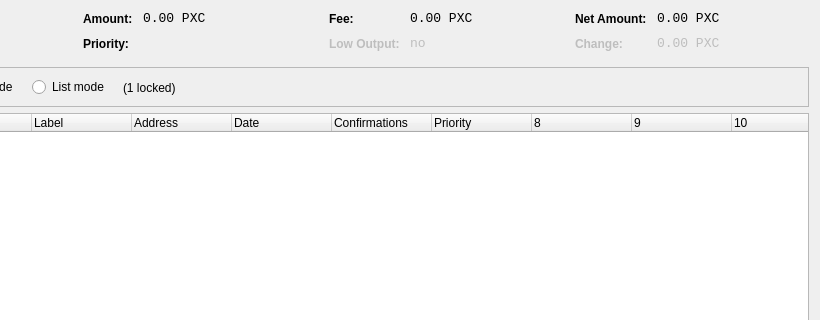
The window that src/qt/forms/coincontroldialog.ui (msgpo/Rodentcoin) describes before a commit, drawn with Qt 5; both pictures show x 180 to 1000 and y 0 to 320 of the 1000 by 500 pixel window.
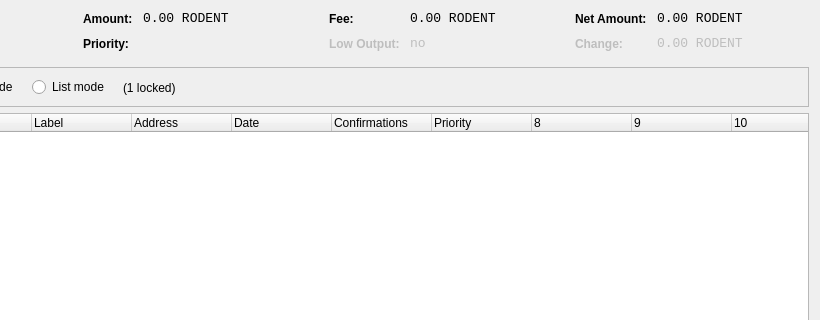
The same window after the commit. Custom widgets are drawn as their Qt base class.

Diff of the .ui file:
```diff
--- a/src/qt/forms/coincontroldialog.ui
+++ b/src/qt/forms/coincontroldialog.ui
@@ -141,7 +141,7 @@
           <enum>Qt::ActionsContextMenu</enum>
          </property>
          <property name="text">
-          <string notr="true">0.00 PXC</string>
+          <string notr="true">0.00 RODENT</string>
          </property>
          <property name="textInteractionFlags">
           <set>Qt::LinksAccessibleByMouse|Qt::TextSelectableByKeyboard|Qt::TextSelectableByMouse</set>
@@ -221,7 +221,7 @@
           <enum>Qt::ActionsContextMenu</enum>
          </property>
          <property name="text">
-          <string notr="true">0.00 PXC</string>
+          <string notr="true">0.00 RODENT</string>
          </property>
          <property name="textInteractionFlags">
           <set>Qt::LinksAccessibleByMouse|Qt::TextSelectableByKeyboard|Qt::TextSelectableByMouse</set>
@@ -307,7 +307,7 @@
           <enum>Qt::ActionsContextMenu</enum>
          </property>
          <property name="text">
-          <string notr="true">0.00 PXC</string>
+          <string notr="true">0.00 RODENT</string>
          </property>
          <property name="textInteractionFlags">
           <set>Qt::LinksAccessibleByMouse|Qt::TextSelectableByKeyboard|Qt::TextSelectableByMouse</set>
@@ -345,7 +345,7 @@
           <enum>Qt::ActionsContextMenu</enum>
          </property>
          <property name="text">
-          <string notr="true">0.00 PXC</string>
+          <string notr="true">0.00 RODENT</string>
          </property>
          <property name="textInteractionFlags">
           <set>Qt::LinksAccessibleByMouse|Qt::TextSelectableByKeyboard|Qt::TextSelectableByMouse</set>
```
